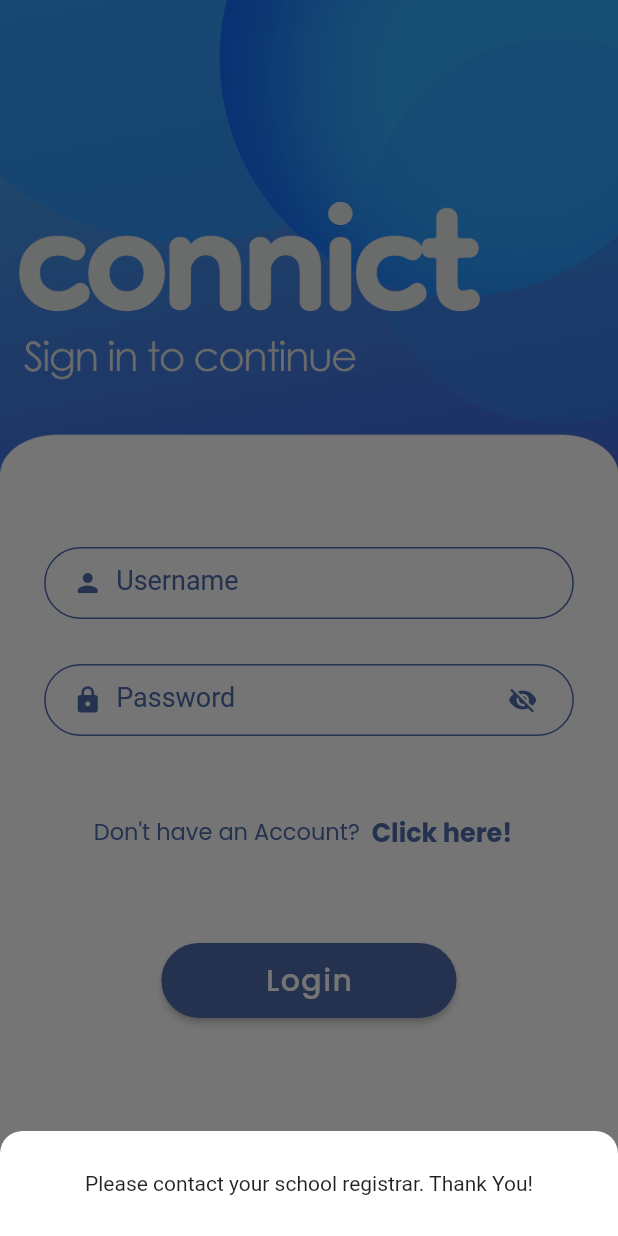
After one commit to pransiskaloy/olsis-mobile-app, a Flutter app: the LoginPage screen opened directly, after a tap on "Click here!", on a phone screen of 412 x 824 dp. The commit adds this screen. Run offline on Flutter 3.47's test engine with Material 2 defaults, Android fonts, the light colour scheme and no system bars; our stand-ins replace badges, google_fonts, lottie, qr_flutter; network calls fail.

Commit message:
login api

```diff
--- a/lib/main.dart
+++ b/lib/main.dart
@@ -1,5 +1,6 @@
 import 'package:flutter/material.dart';
 import 'package:olsis/pages/home.dart';
+import 'package:olsis/pages/login.dart';
 import 'package:olsis/widgets/splash.dart';
 
 void main() {
@@ -13,10 +14,14 @@ class MyApp extends StatelessWidget {
   @override
   Widget build(BuildContext context) {
     return MaterialApp(
+      theme: ThemeData(
+        primarySwatch: Colors.blue,
+        canvasColor: Colors.transparent,
+      ),
       debugShowCheckedModeBanner: false,
       home: Scaffold(
         body: Container(
-          // child: Home(),
+          // child: LoginPage(),
           child: SplashScreen(),
         ),
       ),
--- a/lib/notes.txt
+++ b/lib/notes.txt
@@ -1 +1 @@
-Flutter version 2.10.0 - 2/10/2022 - 13 months ago (Current Month of April)
+Flutter version 2.10.0 - 2/10/2022 - 14 months ago (Current Month of May)
--- a/lib/pages/dashboard.dart
+++ b/lib/pages/dashboard.dart
@@ -18,6 +18,7 @@ class _DashboardState extends State<Dashboard> {
   @override
   Widget build(BuildContext context) {
     return Scaffold(
+      backgroundColor: Colors.white,
       key: scaffoldKey,
       body: SingleChildScrollView(
         child: Column(children: [
--- a/lib/pages/home.dart
+++ b/lib/pages/home.dart
@@ -30,6 +30,7 @@ class _HomeState extends State<Home> {
   @override
   Widget build(BuildContext context) {
     return Scaffold(
+      backgroundColor: Colors.white,
       body: PageStorage(bucket: bucket, child: currentScreen),
       floatingActionButton: FloatingActionButton(
         backgroundColor: const Color(0xFF44A0EB),
--- /dev/null
+++ b/lib/pages/login.dart
@@ -0,0 +1,261 @@
+import 'dart:convert';
+import 'package:flutter/material.dart';
+import 'package:google_fonts/google_fonts.dart';
+import 'package:http/http.dart';
+import 'package:olsis/pages/home.dart';
+import 'package:olsis/utils/auth.dart';
+
+class LoginPage extends StatefulWidget {
+  const LoginPage({Key? key}) : super(key: key);
+
+  @override
+  State<LoginPage> createState() => _LoginPageState();
+}
+
+class _LoginPageState extends State<LoginPage> {
+  TextEditingController usernameTextEditingController = TextEditingController();
+  TextEditingController passwordTextEditingController = TextEditingController();
+  bool _passwordVisible = false;
+  bool? _isLogin;
+
+  void login(String username, password) async {
+    try {
+      Response response = await post(
+          Uri.parse('https://sas.connict.online/api/login'),
+          body: {'username': username, 'password': password});
+
+      if (response.statusCode == 200) {
+        final data = jsonDecode(response.body.toString());
+        print(data['token']);
+        print('Login successfully');
+        print(data);
+        _isLogin = true;
+      } else {
+        print('failed');
+        _isLogin = false;
+      }
+    } catch (e) {
+      print(e.toString());
+      _isLogin = false;
+    }
+  }
+
+  @override
+  Widget build(BuildContext context) {
+    return Scaffold(
+      backgroundColor: Color(0xFFFFFFFF),
+      body: SingleChildScrollView(
+        child: Column(
+          children: [
+            Image.asset("images/loginTop.png"),
+            const SizedBox(
+              height: 20,
+            ),
+            Container(
+              width: MediaQuery.of(context).size.width * .93,
+              padding: const EdgeInsets.all(15),
+              child: TextField(
+                controller: usernameTextEditingController,
+                keyboardType: TextInputType.emailAddress,
+                decoration: InputDecoration(
+                    prefixIcon: const Padding(
+                      padding: EdgeInsets.only(left: 10.0),
+                      child: Icon(
+                        Icons.person_rounded,
+                        color: Color(0xFF4F6CAD),
+                        size: 20,
+                      ),
+                    ),
+                    contentPadding: const EdgeInsets.only(left: 30),
+                    border: OutlineInputBorder(
+                      borderRadius: BorderRadius.circular(40.0),
+                    ),
+                    enabledBorder: const OutlineInputBorder(
+                      borderRadius: BorderRadius.all(Radius.circular(40.0)),
+                      borderSide: BorderSide(color: Color(0xFF4F6CAD)),
+                    ),
+                    focusedBorder: const OutlineInputBorder(
+                      borderRadius: BorderRadius.all(Radius.circular(40.0)),
+                      borderSide: BorderSide(color: Color(0xFF4F6CAD)),
+                    ),
+                    filled: true,
+                    hintText: "Enter username...",
+                    hintStyle: const TextStyle(
+                      color: Color.fromARGB(255, 172, 170, 170),
+                      letterSpacing: 1.5,
+                    ),
+                    labelText: "Username",
+                    labelStyle: const TextStyle(
+                      color: Color(0xFF4F6CAD),
+                      fontSize: 18,
+                    ),
+                    fillColor: Colors.white70),
+              ),
+            ),
+            Container(
+              width: MediaQuery.of(context).size.width * .93,
+              padding: const EdgeInsets.all(15),
+              child: TextField(
+                controller: passwordTextEditingController,
+                keyboardType: TextInputType.text,
+                obscureText: !_passwordVisible,
+                decoration: InputDecoration(
+                    prefixIcon: const Padding(
+                      padding: EdgeInsets.only(left: 10.0),
+                      child: Icon(
+                        Icons.lock_rounded,
+                        color: Color(0xFF4F6CAD),
+                        size: 20,
+                      ),
+                    ),
+                    contentPadding: const EdgeInsets.only(left: 30),
+                    border: OutlineInputBorder(
+                      borderRadius: BorderRadius.circular(40.0),
+                    ),
+                    suffixIcon: Padding(
+                      padding: const EdgeInsets.only(right: 10.0),
+                      child: IconButton(
+                        icon: Icon(
+                          // Based on passwordVisible state choose the icon
+                          _passwordVisible
+                              ? Icons.visibility
+                              : Icons.visibility_off,
+                          color: const Color(0xFF4F6CAD),
+                          size: 20,
+                        ),
+                        onPressed: () {
+                          // Update the state i.e. toogle the state of passwordVisible variable
+                          setState(() {
+                            _passwordVisible = !_passwordVisible;
+                          });
+                        },
+                      ),
+                    ),
+                    enabledBorder: const OutlineInputBorder(
+                      borderRadius: BorderRadius.all(Radius.circular(40.0)),
+                      borderSide: BorderSide(color: Color(0xFF4F6CAD)),
+                    ),
+                    focusedBorder: const OutlineInputBorder(
+                      borderRadius: BorderRadius.all(Radius.circular(40.0)),
+                      borderSide: BorderSide(color: Color(0xFF4F6CAD)),
+                    ),
+                    filled: true,
+                    hintText: "*******",
+                    hintStyle: const TextStyle(
+                      color: Color.fromARGB(255, 172, 170, 170),
+                      letterSpacing: 1.5,
+                    ),
+                    labelText: "Password",
+                    labelStyle: const TextStyle(
+                      color: Color(0xFF4F6CAD),
+                      fontSize: 18,
+                    ),
+                    fillColor: Colors.white70),
+              ),
+            ),
+            // GestureDetector(
+            //   child: Padding(
+            //     padding: const EdgeInsets.only(right: 45),
+            //     child: Row(
+            //       mainAxisAlignment: MainAxisAlignment.end,
+            //       children: [
+            //         Text(
+            //           "Forgot Password",
+            //           style: GoogleFonts.poppins(
+            //             textStyle: const TextStyle(
+            //               fontSize: 15,
+            //               color: Color(0xFF4F6CAD),
+            //             ),
+            //           ),
+            //         ),
+            //       ],
+            //     ),
+            //   ),
+            //   onTap: () {},
+            // ),
+            const SizedBox(
+              height: 25,
+            ),
+            Row(
+              mainAxisAlignment: MainAxisAlignment.center,
+              children: [
+                Text(
+                  "Don't have an Account?",
+                  style: GoogleFonts.poppins(
+                    textStyle: const TextStyle(
+                      color: Color(0xFF4F6CAD),
+                      fontSize: 15,
+                    ),
+                  ),
+                ),
+                TextButton(
+                  child: Text("Click here!",
+                      style: GoogleFonts.poppins(
+                        textStyle: const TextStyle(
+                            color: Color(0xFF4F6CAD),
+                            fontSize: 17,
+                            fontWeight: FontWeight.bold),
+                      )),
+                  onPressed: () {
+                    showModalBottomSheet(
+                        context: context,
+                        builder: (context) {
+                          return Container(
+                            height: 70.0,
+                            color: Colors
+                                .transparent, //could change this to Color(0xFF737373),
+                            //so you don't have to change MaterialApp canvasColor
+                            child: Container(
+                                decoration: const BoxDecoration(
+                                    color: Colors.white,
+                                    borderRadius: BorderRadius.only(
+                                        topLeft: Radius.circular(15.0),
+                                        topRight: Radius.circular(15.0))),
+                                child: const Center(
+                                  child: Text(
+                                      "Please contact your school registrar. Thank You!"),
+                                )),
+                          );
+                        });
+                  },
+                ),
+              ],
+            ),
+            const SizedBox(
+              height: 50,
+            ),
+            ElevatedButton(
+              onPressed: () {
+                login(usernameTextEditingController.text,
+                    passwordTextEditingController.text);
+
+                // Navigator.push(
+                //     context, MaterialPageRoute(builder: (c) => const Home()));
+              },
+              style: ElevatedButton.styleFrom(
+                primary: const Color(0xFF4F6CAD),
+                shape: RoundedRectangleBorder(
+                  borderRadius: BorderRadius.circular(50), // <-- Radius
+                ),
+              ),
+              child: Container(
+                alignment: Alignment.center,
+                width: MediaQuery.of(context).size.width * .4,
+                padding: const EdgeInsets.symmetric(vertical: 10.0),
+                child: Text(
+                  "Login",
+                  style: GoogleFonts.poppins(
+                    textStyle: const TextStyle(
+                      letterSpacing: 1,
+                      fontSize: 20,
+                    ),
+                  ),
+                ),
+              ),
+            ),
+          ],
+        ),
+      ),
+    );
+  }
+}
--- a/lib/pages/logs.dart
+++ b/lib/pages/logs.dart
@@ -11,6 +11,7 @@ class _LogsState extends State<Logs> {
   @override
   Widget build(BuildContext context) {
     return const Scaffold(
+      backgroundColor: Colors.white,
       body: Center(child: Text("LOGS")),
     );
   }
--- a/lib/pages/notification.dart
+++ b/lib/pages/notification.dart
@@ -11,6 +11,7 @@ class _NotificationPageState extends State<NotificationPage> {
   @override
   Widget build(BuildContext context) {
     return Scaffold(
+      backgroundColor: Colors.white,
       appBar: AppBar(
           leading: IconButton(
             icon: Icon(Icons.arrow_back_ios_new),
@@ -25,14 +26,7 @@ class _NotificationPageState extends State<NotificationPage> {
       body: SingleChildScrollView(
         child: Column(
           children: const [
-            Center(
-              child: Text(
-                "Notification",
-                style: TextStyle(
-                  fontFamily: 'Montserrat',
-                ),
-              ),
-            ),
+            NotificationPage(),
           ],
         ),
       ),
--- a/lib/pages/payment.dart
+++ b/lib/pages/payment.dart
@@ -11,6 +11,7 @@ class _PaymentsState extends State<Payments> {
   @override
   Widget build(BuildContext context) {
     return const Scaffold(
+      backgroundColor: Colors.white,
       body: Center(child: Text("Hello")),
     );
   }
--- /dev/null
+++ b/lib/utils/auth.dart
@@ -0,0 +1,29 @@
+import 'dart:convert';
+import 'package:flutter/material.dart';
+import 'package:http/http.dart';
+
+class AuthMethods {
+  static Future<bool> loginUser(username, password) async {
+    bool isLogin;
+    try {
+      Response response = await post(
+          Uri.parse('https://sas.connict.online/api/login'),
+          body: {'username': username, 'password': password});
+
+      if (response.statusCode == 200) {
+        final data = jsonDecode(response.body.toString());
+        print(data['token']);
+        print('Login successfully');
+        print(data);
+        isLogin = true;
+      } else {
+        print('failed');
+        isLogin = false;
+      }
+    } catch (e) {
+      print(e.toString());
+      isLogin = false;
+    }
+    return isLogin;
+  }
+}
--- a/lib/widgets/announcement_tile.dart
+++ b/lib/widgets/announcement_tile.dart
@@ -16,11 +16,6 @@ class AnnouncementTile extends StatefulWidget {
 }
 
 class _AnnouncementTileState extends State<AnnouncementTile> {
-  // String day = "27";
-  // String month = "Mar";
-  // String title = "TERM BREAK";
-  // String content = "No class until April 19 up to 23";
-
   @override
   Widget build(BuildContext context) {
     return Container(
--- a/lib/widgets/notification_tile.dart
+++ b/lib/widgets/notification_tile.dart
@@ -18,6 +18,6 @@ class NotificationTile extends StatefulWidget {
 class _NotificationTileState extends State<NotificationTile> {
   @override
   Widget build(BuildContext context) {
-    return const Placeholder();
+    return Text("Notification Tiles");
   }
 }
--- a/lib/widgets/splash.dart
+++ b/lib/widgets/splash.dart
@@ -2,6 +2,7 @@ import 'dart:async';
 
 import 'package:flutter/material.dart';
 import 'package:lottie/lottie.dart';
+import 'package:olsis/pages/login.dart';
 
 import '../pages/home.dart';
 
@@ -15,7 +16,9 @@ class SplashScreen extends StatefulWidget {
 class _SplashScreenState extends State<SplashScreen> {
   startTimer() {
     Timer(const Duration(seconds: 30), () async {
-      Navigator.push(context, MaterialPageRoute(builder: (c) => const Home()));
+      // Navigator.push(context, MaterialPageRoute(builder: (c) => const Home()));
+      Navigator.push(
+          context, MaterialPageRoute(builder: (c) => const LoginPage()));
     });
   }
 
@@ -29,6 +32,7 @@ class _SplashScreenState extends State<SplashScreen> {
   @override
   Widget build(BuildContext context) {
     return Scaffold(
+      backgroundColor: Colors.white,
       body: SingleChildScrollView(
         child: Column(children: [
           Container(
--- a/pubspec.yaml
+++ b/pubspec.yaml
@@ -39,6 +39,7 @@ dependencies:
   qr_flutter: ^4.0.0
   rive: ^0.9.1
   lottie: ^1.2.2
+  http: ^0.13.4
 
 dev_dependencies:
   flutter_test:
```
Also changed, not shown: images/loginTop.png (added), pubspec.lock.
